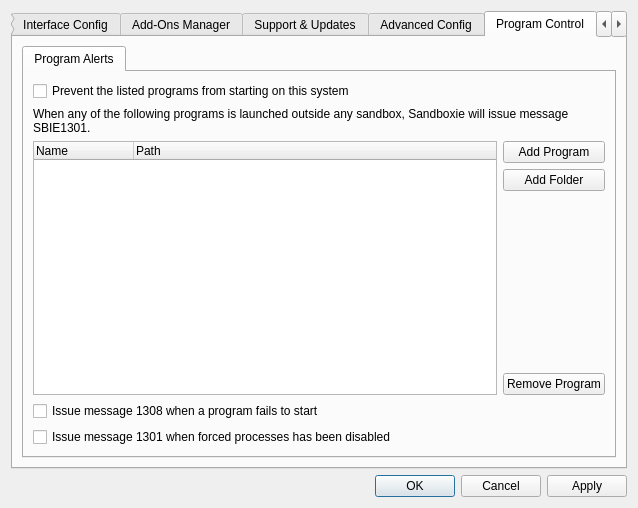
Before: the Qt Designer form SandboxiePlus/SandMan/Forms/SettingsWindow.ui in sandboxie-plus/Sandboxie, drawn with Qt 5.
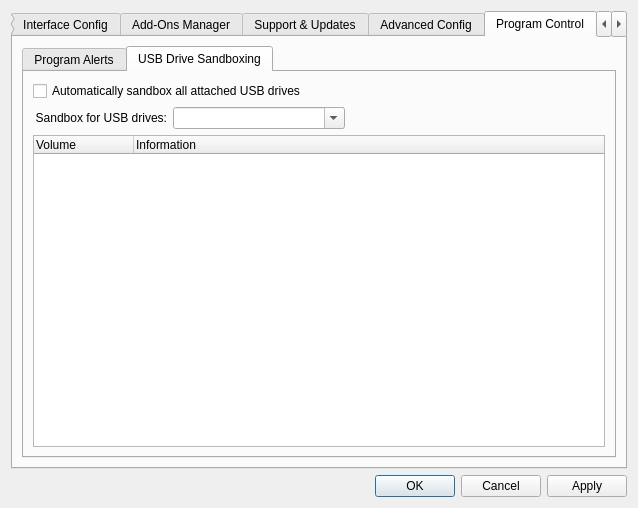
After: the same form once the commit is applied. The open tabs and pages were chosen to show the change. Icons and pictures are not drawn.

```diff
--- a/SandboxiePlus/SandMan/Forms/SettingsWindow.ui
+++ b/SandboxiePlus/SandMan/Forms/SettingsWindow.ui
@@ -2252,6 +2252,71 @@
              </item>
             </layout>
            </widget>
+           <widget class="QWidget" name="tabUSB">
+            <attribute name="title">
+             <string>USB Drive Sandboxing</string>
+            </attribute>
+            <layout class="QGridLayout" name="gridLayout_23">
+             <item row="0" column="0">
+              <layout class="QGridLayout" name="gridLayout_12">
+               <item row="1" column="1" colspan="2">
+                <widget class="QComboBox" name="cmbUsbSandbox">
+                 <property name="editable">
+                  <bool>true</bool>
+                 </property>
+                </widget>
+               </item>
+               <item row="2" column="0" colspan="4">
+                <widget class="QTreeWidget" name="treeVolumes">
+                 <column>
+                  <property name="text">
+                   <string>Volume</string>
+                  </property>
+                 </column>
+                 <column>
+                  <property name="text">
+                   <string>Information</string>
+                  </property>
+                 </column>
+                </widget>
+               </item>
+               <item row="1" column="0">
+                <widget class="QLabel" name="label_9">
+                 <property name="text">
+                  <string>Sandbox for USB drives:</string>
+                 </property>
+                 <property name="textFormat">
+                  <enum>Qt::PlainText</enum>
+                 </property>
+                 <property name="alignment">
+                  <set>Qt::AlignRight|Qt::AlignTrailing|Qt::AlignVCenter</set>
+                 </property>
+                </widget>
+               </item>
+               <item row="0" column="0" colspan="2">
+                <widget class="QCheckBox" name="chkSandboxUsb">
+                 <property name="text">
+                  <string>Automatically sandbox all attached USB drives</string>
+                 </property>
+                </widget>
+               </item>
+               <item row="1" column="3">
+                <spacer name="horizontalSpacer_13">
+                 <property name="orientation">
+                  <enum>Qt::Horizontal</enum>
+                 </property>
+                 <property name="sizeHint" stdset="0">
+                  <size>
+                   <width>40</width>
+                   <height>20</height>
+                  </size>
+                 </property>
+                </spacer>
+               </item>
+              </layout>
+             </item>
+            </layout>
+           </widget>
           </widget>
          </item>
         </layout>
```
